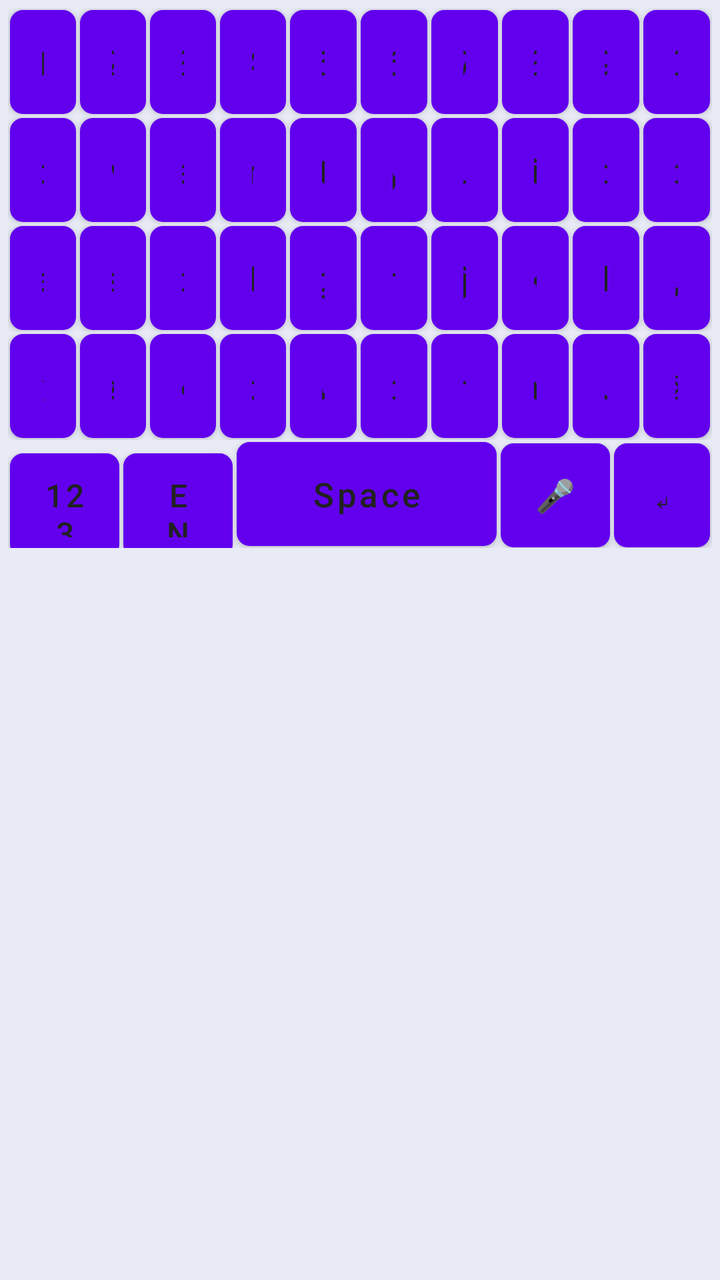
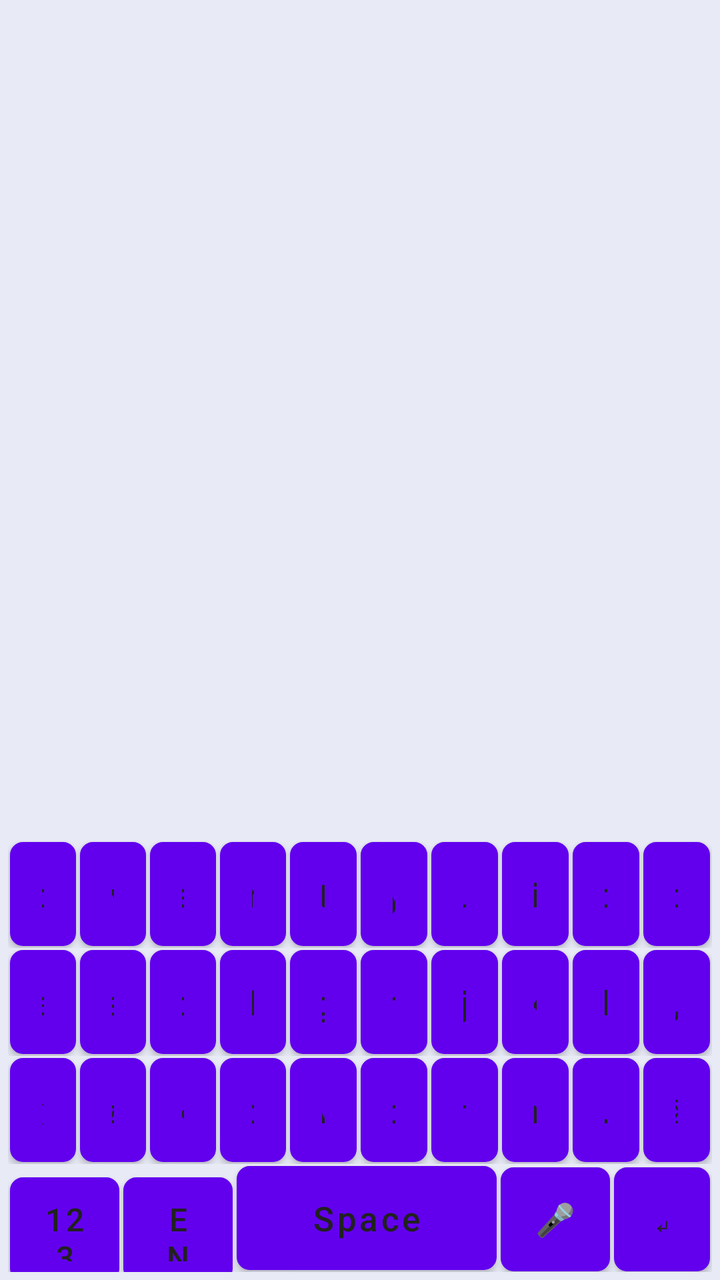

The first picture is an Android layout as it rendered before a commit; the second is the same layout after the commit. The layout source and the unified diff follow.
<!-- AndroidManifest.xml: fallback theme Theme.MaterialComponents.DayNight.NoActionBar -->
<!-- res/layout/keyboard_view.xml -->
<?xml version="1.0" encoding="utf-8"?>
<LinearLayout xmlns:android="http://schemas.android.com/apk/res/android"
    android:layout_width="match_parent"
    android:layout_height="wrap_content"
    android:minHeight="332dp"
    android:background="#E8EAF6"
    android:clipToPadding="false"
    android:fitsSystemWindows="true"
    android:orientation="vertical"
    android:padding="4dp">

    <LinearLayout
        android:layout_width="match_parent"
        android:layout_height="wrap_content"
        android:orientation="horizontal">

        <Button android:id="@+id/key_num_1" style="@style/KeyboardButton" android:text="1" />
        <Button android:id="@+id/key_num_2" style="@style/KeyboardButton" android:text="2" />
        <Button android:id="@+id/key_num_3" style="@style/KeyboardButton" android:text="3" />
        <Button android:id="@+id/key_num_4" style="@style/KeyboardButton" android:text="4" />
        <Button android:id="@+id/key_num_5" style="@style/KeyboardButton" android:text="5" />
        <Button android:id="@+id/key_num_6" style="@style/KeyboardButton" android:text="6" />
        <Button android:id="@+id/key_num_7" style="@style/KeyboardButton" android:text="7" />
        <Button android:id="@+id/key_num_8" style="@style/KeyboardButton" android:text="8" />
        <Button android:id="@+id/key_num_9" style="@style/KeyboardButton" android:text="9" />
        <Button android:id="@+id/key_num_0" style="@style/KeyboardButton" android:text="0" />
    </LinearLayout>

    <LinearLayout
        android:layout_width="match_parent"
        android:layout_height="wrap_content"
        android:orientation="horizontal">

        <Button android:id="@+id/key_q" style="@style/KeyboardButton" android:text="q" />
        <Button android:id="@+id/key_w" style="@style/KeyboardButton" android:text="w" />
        <Button android:id="@+id/key_e" style="@style/KeyboardButton" android:text="e" />
        <Button android:id="@+id/key_r" style="@style/KeyboardButton" android:text="r" />
        <Button android:id="@+id/key_t" style="@style/KeyboardButton" android:text="t" />
        <Button android:id="@+id/key_y" style="@style/KeyboardButton" android:text="y" />
        <Button android:id="@+id/key_u" style="@style/KeyboardButton" android:text="u" />
        <Button android:id="@+id/key_i" style="@style/KeyboardButton" android:text="i" />
        <Button android:id="@+id/key_o" style="@style/KeyboardButton" android:text="o" />
        <Button android:id="@+id/key_p" style="@style/KeyboardButton" android:text="p" />
    </LinearLayout>

    <LinearLayout
        android:layout_width="match_parent"
        android:layout_height="wrap_content"
        android:orientation="horizontal">

        <Button android:id="@+id/key_a" style="@style/KeyboardButton" android:text="a" />
        <Button android:id="@+id/key_s" style="@style/KeyboardButton" android:text="s" />
        <Button android:id="@+id/key_d" style="@style/KeyboardButton" android:text="d" />
        <Button android:id="@+id/key_f" style="@style/KeyboardButton" android:text="f" />
        <Button android:id="@+id/key_g" style="@style/KeyboardButton" android:text="g" />
        <Button android:id="@+id/key_h" style="@style/KeyboardButton" android:text="h" />
        <Button android:id="@+id/key_j" style="@style/KeyboardButton" android:text="j" />
        <Button android:id="@+id/key_k" style="@style/KeyboardButton" android:text="k" />
        <Button android:id="@+id/key_l" style="@style/KeyboardButton" android:text="l" />
        <Button android:id="@+id/key_comma" style="@style/KeyboardButton" android:text="," />
    </LinearLayout>

    <LinearLayout
        android:layout_width="match_parent"
        android:layout_height="wrap_content"
        android:orientation="horizontal">

        <Button android:id="@+id/key_shift" style="@style/KeyboardButton" android:text="⇧" />
        <Button android:id="@+id/key_z" style="@style/KeyboardButton" android:text="z" />
        <Button android:id="@+id/key_x" style="@style/KeyboardButton" android:text="x" />
        <Button android:id="@+id/key_c" style="@style/KeyboardButton" android:text="c" />
        <Button android:id="@+id/key_v" style="@style/KeyboardButton" android:text="v" />
        <Button android:id="@+id/key_b" style="@style/KeyboardButton" android:text="b" />
        <Button android:id="@+id/key_n" style="@style/KeyboardButton" android:text="n" />
        <Button android:id="@+id/key_m" style="@style/KeyboardButton" android:text="m" />
        <Button android:id="@+id/key_dot" style="@style/KeyboardButton" android:text="." />
        <Button android:id="@+id/key_backspace" style="@style/KeyboardButton" android:text="⌫" />
    </LinearLayout>

    <LinearLayout
        android:layout_width="match_parent"
        android:layout_height="wrap_content"
        android:orientation="horizontal">

        <Button android:id="@+id/key_symbols" style="@style/KeyboardButtonBottomSmall" android:text="123" />
        <Button android:id="@+id/key_language" style="@style/KeyboardButtonBottomSmall" android:text="EN" />
        <Button android:id="@+id/key_space" style="@style/KeyboardButtonBottomSpace" android:text="Space" />
        <Button android:id="@+id/key_voice" style="@style/KeyboardButtonBottomSmall" android:text="🎤" />
        <Button android:id="@+id/key_enter" style="@style/KeyboardButtonBottomEnter" android:text="↵" />
    </LinearLayout>

    <View
        android:layout_width="match_parent"
        android:layout_height="52dp"
        android:layout_margin="1dp"
        android:importantForAccessibility="no"
        android:visibility="invisible" />

</LinearLayout>
<!-- resources referenced by this layout -->
<resources>
  <style name="KeyboardButton">
          <item name="android:layout_width">0dp</item>
          <item name="android:layout_height">52dp</item>
          <item name="android:layout_weight">1</item>
          <item name="android:layout_margin">1dp</item>
          <item name="android:background">@drawable/key_background</item>
          <item name="android:textColor">#212121</item>
          <item name="android:textSize">17sp</item>
          <item name="android:textAllCaps">false</item>
          <item name="android:gravity">center</item>
          <item name="android:clickable">true</item>
          <item name="android:focusable">true</item>
      </style>
  <style name="KeyboardButtonBottomEnter" parent="KeyboardButton">
          <item name="android:layout_weight">0.7</item>
          <item name="android:textSize">16sp</item>
      </style>
  <style name="KeyboardButtonBottomSmall" parent="KeyboardButton">
          <item name="android:layout_weight">0.8</item>
          <item name="android:textSize">16sp</item>
      </style>
  <style name="KeyboardButtonBottomSpace" parent="KeyboardButton">
          <item name="android:layout_weight">1.9</item>
          <item name="android:textSize">17sp</item>
      </style>
  <!-- drawable key_background (drawable) -->
  <?xml version="1.0" encoding="utf-8"?>
  <selector xmlns:android="http://schemas.android.com/apk/res/android">
      
      <item android:state_pressed="true">
          <shape android:shape="rectangle">
              <solid android:color="#E0E0E0" />
              <corners android:radius="6dp" />
              <stroke
                  android:width="1dp"
                  android:color="#BDBDBD" />
              <padding
                  android:left="8dp"
                  android:top="8dp"
                  android:right="8dp"
                  android:bottom="8dp" />
          </shape>
      </item>
      
      
      <item>
          <shape android:shape="rectangle">
              <solid android:color="#FFFFFF" />
              <corners android:radius="6dp" />
              <stroke
                  android:width="1dp"
                  android:color="#E0E0E0" />
              <padding
                  android:left="8dp"
                  android:top="8dp"
                  android:right="8dp"
                  android:bottom="8dp" />
          </shape>
      </item>
  </selector>
</resources>

<!-- the commit's change to res/layout/keyboard_view.xml (unified diff, before → after) -->
@@ -2,29 +2,13 @@
 <LinearLayout xmlns:android="http://schemas.android.com/apk/res/android"
     android:layout_width="match_parent"
     android:layout_height="wrap_content"
-    android:minHeight="332dp"
+    android:minHeight="280dp"
     android:background="#E8EAF6"
     android:clipToPadding="false"
     android:fitsSystemWindows="true"
+    android:gravity="bottom"
     android:orientation="vertical"
     android:padding="4dp">
-
-    <LinearLayout
-        android:layout_width="match_parent"
-        android:layout_height="wrap_content"
-        android:orientation="horizontal">
-
-        <Button android:id="@+id/key_num_1" style="@style/KeyboardButton" android:text="1" />
-        <Button android:id="@+id/key_num_2" style="@style/KeyboardButton" android:text="2" />
-        <Button android:id="@+id/key_num_3" style="@style/KeyboardButton" android:text="3" />
-        <Button android:id="@+id/key_num_4" style="@style/KeyboardButton" android:text="4" />
-        <Button android:id="@+id/key_num_5" style="@style/KeyboardButton" android:text="5" />
-        <Button android:id="@+id/key_num_6" style="@style/KeyboardButton" android:text="6" />
-        <Button android:id="@+id/key_num_7" style="@style/KeyboardButton" android:text="7" />
-        <Button android:id="@+id/key_num_8" style="@style/KeyboardButton" android:text="8" />
-        <Button android:id="@+id/key_num_9" style="@style/KeyboardButton" android:text="9" />
-        <Button android:id="@+id/key_num_0" style="@style/KeyboardButton" android:text="0" />
-    </LinearLayout>
 
     <LinearLayout
         android:layout_width="match_parent"
@@ -89,11 +73,4 @@
         <Button android:id="@+id/key_enter" style="@style/KeyboardButtonBottomEnter" android:text="↵" />
     </LinearLayout>
 
-    <View
-        android:layout_width="match_parent"
-        android:layout_height="52dp"
-        android:layout_margin="1dp"
-        android:importantForAccessibility="no"
-        android:visibility="invisible" />
-
 </LinearLayout>
